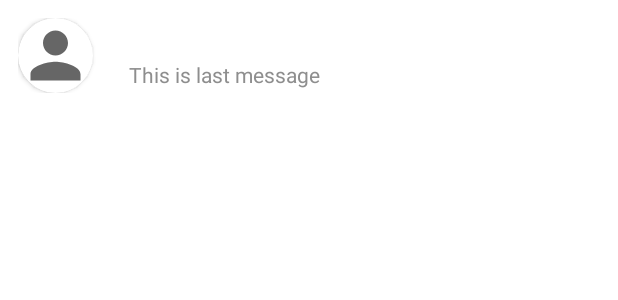
After one commit to 1-SOURAV/ChatApp, an Android app: the layout chat_item.xml on its own in the app's theme, with its tools: preview values and no code run, on a phone screen of 412 x 824 dp. The commit adds this screen. Shown: the top 300 px of the screen. Run offline under Robolectric (Android 15) with nearby library versions, the phone set to English and light mode, and no system bars; Roboto replaces fonts that are not available here.

Commit message:
Intenet work done

```diff
--- a/app/src/main/java/com/sourav1/chatapp/Screens/Dashboard.kt
+++ b/app/src/main/java/com/sourav1/chatapp/Screens/Dashboard.kt
@@ -79,7 +79,7 @@ class Dashboard : AppCompatActivity() {
         finish()
     }
 
-    private fun loadUser(){
+    private fun loadUser() {
         mDb.child(uid!!).child("Name").get().addOnSuccessListener {
             val key = it.key.toString()
             val value = it.value.toString()
--- a/app/src/main/res/layout/activity_dashboard.xml
+++ b/app/src/main/res/layout/activity_dashboard.xml
@@ -19,8 +19,8 @@
             android:id="@+id/toolbar"
             android:layout_width="match_parent"
             android:layout_height="?attr/actionBarSize"
+            android:background="?attr/colorPrimary"
             android:elevation="12dp"
-            android:background="?attr/colorPrimary"
             app:popupTheme="@style/ThemeOverlay.AppCompat.Light" />
 
         <com.google.android.material.tabs.TabLayout
@@ -30,7 +30,9 @@
             android:elevation="12dp"
             app:tabBackground="@color/myGreen"
             app:tabGravity="fill"
+            app:tabIndicatorColor="#ccff33"
             app:tabMode="fixed"
+            app:tabSelectedTextColor="#ccff33"
             app:tabTextColor="@color/headings" />
 
     </com.google.android.material.appbar.AppBarLayout>
--- /dev/null
+++ b/app/src/main/res/layout/chat_item.xml
@@ -0,0 +1,53 @@
+<?xml version="1.0" encoding="utf-8"?>
+<androidx.constraintlayout.widget.ConstraintLayout xmlns:android="http://schemas.android.com/apk/res/android"
+    xmlns:app="http://schemas.android.com/apk/res-auto"
+    xmlns:tools="http://schemas.android.com/tools"
+    android:layout_width="match_parent"
+    android:layout_height="wrap_content"
+    android:padding="12dp">
+
+    <androidx.cardview.widget.CardView
+        android:id="@+id/roundCardView"
+        android:layout_width="50dp"
+        android:layout_height="50dp"
+        android:elevation="0dp"
+        app:cardCornerRadius="60dp"
+        app:layout_constraintLeft_toLeftOf="parent"
+        app:layout_constraintTop_toTopOf="parent">
+
+        <ImageView
+            android:id="@+id/userImg"
+            android:layout_width="match_parent"
+            android:layout_height="match_parent"
+            android:contentDescription="@string/user_image"
+            android:src="@drawable/person" />
+
+    </androidx.cardview.widget.CardView>
+
+    <TextView
+        android:id="@+id/userName"
+        android:layout_width="0dp"
+        android:layout_height="wrap_content"
+        android:layout_marginStart="24dp"
+        android:textColor="@color/white"
+        android:textSize="18sp"
+        app:layout_constraintLeft_toRightOf="@id/roundCardView"
+        app:layout_constraintRight_toRightOf="parent"
+        app:layout_constraintTop_toTopOf="@id/roundCardView"
+        tools:text="Sourav Sharma" />
+
+
+    <TextView
+        android:id="@+id/lastMsg"
+        android:layout_width="0dp"
+        android:layout_height="wrap_content"
+        android:layout_marginStart="24dp"
+        android:textColor="#8E8E8E"
+        android:textSize="14sp"
+        app:layout_constraintLeft_toRightOf="@id/roundCardView"
+        app:layout_constraintRight_toRightOf="parent"
+        app:layout_constraintTop_toBottomOf="@id/userName"
+        app:layout_constraintBottom_toBottomOf="@id/roundCardView"
+        tools:text="This is last message" />
+
+</androidx.constraintlayout.widget.ConstraintLayout>
--- a/app/src/main/res/values/strings.xml
+++ b/app/src/main/res/values/strings.xml
@@ -18,4 +18,5 @@
     <string name="or">OR</string>
     <string name="login_with_google">Login with Google</string>
     <string name="logout">Logout</string>
+    <string name="user_image">User Image</string>
 </resources>
```
Also changed, not shown: app/src/main/AndroidManifest.xml (+7 -4 lines), app/src/main/java/com/sourav1/chatapp/Adapter/ChatRvAdapter.kt (added, +59 -0 lines), app/src/main/java/com/sourav1/chatapp/Data/Users.kt (added, +38 -0 lines), app/src/main/java/com/sourav1/chatapp/FragmentScreen/ChatsScreen.kt (+46 -5 lines), app/src/main/java/com/sourav1/chatapp/Screens/DetailedChat.kt (added, +25 -0 lines), app/src/main/res/layout/activity_detailed_chat.xml (added, +27 -0 lines), app/src/main/res/layout/fragment_chats_screen.xml (+15 -4 lines), app/src/main/res/layout/fragment_profile_screen.xml (+5 -4 lines), app/src/main/res/layout/fragment_users_screen.xml (+5 -4 lines).
